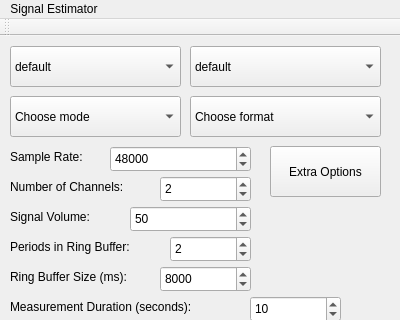
Qt form src/Signal-Estimator-GUI/mainwindow.ui (gavv/signal-estimator) before a commit; both pictures show x 0 to 400 and y 0 to 320 of the 400 by 800 pixel window.
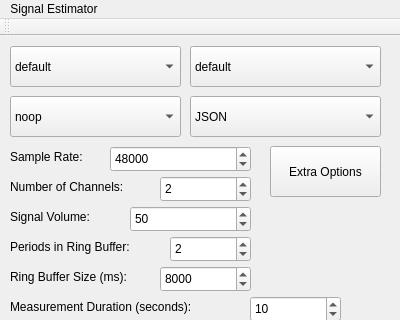
The same form after that commit. Custom widgets are drawn as their Qt base class.

```diff
--- a/src/Signal-Estimator-GUI/mainwindow.ui
+++ b/src/Signal-Estimator-GUI/mainwindow.ui
@@ -62,11 +62,6 @@
     <property name="toolTip">
      <string>&lt;html&gt;&lt;head/&gt;&lt;body&gt;&lt;p&gt;Select the desired mode&lt;/p&gt;&lt;/body&gt;&lt;/html&gt;</string>
     </property>
-    <item>
-     <property name="text">
-      <string>Choose mode</string>
-     </property>
-    </item>
     <item>
      <property name="text">
       <string>noop</string>
@@ -153,11 +148,6 @@
     <property name="toolTip">
      <string>&lt;html&gt;&lt;head/&gt;&lt;body&gt;&lt;p&gt;Select the desired output device.&lt;/p&gt;&lt;/body&gt;&lt;/html&gt;</string>
     </property>
-    <item>
-     <property name="text">
-      <string>Choose format</string>
-     </property>
-    </item>
     <item>
      <property name="text">
       <string>JSON</string>
```
